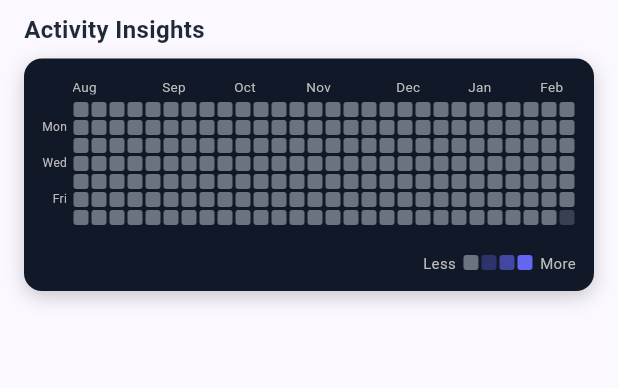
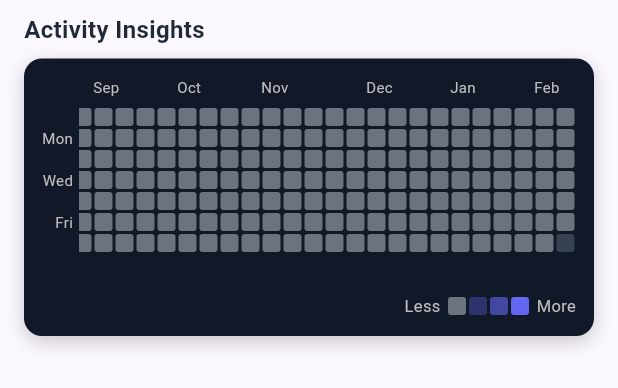
Before and after one commit to erickveil/raleigh, a Flutter app: the ContributionGraph widget shown alone on an empty page, opened directly with empty values, on a phone screen of 412 x 824 dp. Shown: the top 388 px of the screen. Run offline on Flutter 3.47's test engine with Material 3 defaults, Android fonts, the phone set to English and light mode, and no system bars; our stand-ins replace file_picker, hive, hive_flutter; accounts and stored records are empty; generated files the repository leaves out were written again.

Commit message:
🔧 Increased size of grid

```diff
--- a/lib/widgets/contribution_graph.dart
+++ b/lib/widgets/contribution_graph.dart
@@ -54,7 +54,7 @@ class ContributionGraph extends StatelessWidget {
           ),
         ),
         Container(
-          height: 155,
+          height: 185,
           margin: const EdgeInsets.symmetric(horizontal: 16),
           padding: const EdgeInsets.all(12),
           decoration: BoxDecoration(
@@ -78,16 +78,16 @@ class ContributionGraph extends StatelessWidget {
                     Column(
                       crossAxisAlignment: CrossAxisAlignment.end,
                       children: [
-                        const SizedBox(height: 16), // Month labels + gap
+                        const SizedBox(height: 20), // Month labels + gap
                         ...['', 'Mon', '', 'Wed', '', 'Fri', ''].map(
                           (day) => SizedBox(
-                            height: 12,
+                            height: 14,
                             child: Padding(
                               padding: const EdgeInsets.only(right: 4),
                               child: Text(
                                 day,
                                 style: TextStyle(
-                                  fontSize: 8,
+                                  fontSize: 10,
                                   color: Colors.grey[400],
                                 ),
                               ),
@@ -104,7 +104,7 @@ class ContributionGraph extends StatelessWidget {
                           crossAxisAlignment: CrossAxisAlignment.start,
                           children: [
                             SizedBox(
-                              height: 12,
+                              height: 16,
                               child: Row(
                                 children: List.generate(weeksToShow, (weekIndex) {
                                   final weekStart = firstDisplayDate.add(
@@ -123,17 +123,17 @@ class ContributionGraph extends StatelessWidget {
                                   }
 
                                   return SizedBox(
-                                    width: 12,
-                                    height: 12,
+                                    width: 14,
+                                    height: 16,
                                     child: showMonth
                                         ? OverflowBox(
                                             alignment: Alignment.bottomLeft,
                                             maxWidth: 40,
-                                            maxHeight: 12,
+                                            maxHeight: 16,
                                             child: Text(
                                               monthNames[weekStart.month - 1],
                                               style: TextStyle(
-                                                fontSize: 9,
+                                                fontSize: 10,
                                                 color: Colors.grey[400],
                                               ),
                                             ),
@@ -203,7 +203,7 @@ class ContributionGraph extends StatelessWidget {
                 children: [
                   Text(
                     'Less',
-                    style: TextStyle(fontSize: 10, color: Colors.grey[400]),
+                    style: TextStyle(fontSize: 11, color: Colors.grey[400]),
                   ),
                   const SizedBox(width: 4),
                   _buildLegendBox(const Color(0xFF6B7280)),
@@ -213,7 +213,7 @@ class ContributionGraph extends StatelessWidget {
                   const SizedBox(width: 4),
                   Text(
                     'More',
-                    style: TextStyle(fontSize: 10, color: Colors.grey[400]),
+                    style: TextStyle(fontSize: 11, color: Colors.grey[400]),
                   ),
                 ],
               ),
@@ -226,8 +226,8 @@ class ContributionGraph extends StatelessWidget {
 
   Widget _buildEmptyBox(Color color) {
     return Container(
-      width: 10,
-      height: 10,
+      width: 12,
+      height: 12,
       margin: const EdgeInsets.all(1),
       decoration: BoxDecoration(
         color: color,
@@ -238,8 +238,8 @@ class ContributionGraph extends StatelessWidget {
 
   Widget _buildLegendBox(Color color) {
     return Container(
-      width: 10,
-      height: 10,
+      width: 12,
+      height: 12,
       margin: const EdgeInsets.symmetric(horizontal: 1),
       decoration: BoxDecoration(
         color: color,
@@ -287,8 +287,8 @@ class ContributionGraph extends StatelessWidget {
     return Tooltip(
       message: message,
       child: Container(
-        width: 10,
-        height: 10,
+        width: 12,
+        height: 12,
         margin: const EdgeInsets.all(1),
         decoration: BoxDecoration(
           color: color,
```
